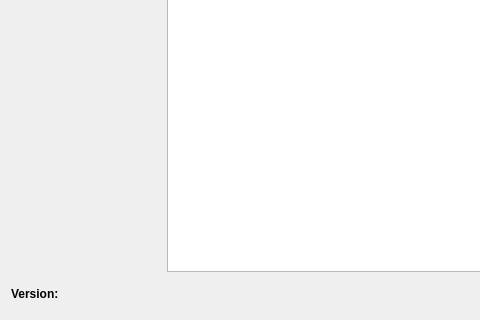
Old version of the form src/ui/forms/AboutDialog.ui in the repository vookimedlo/vooki-image-viewer; both pictures show x 0 to 480 and y 102 to 422 of the 822 by 422 pixel window.
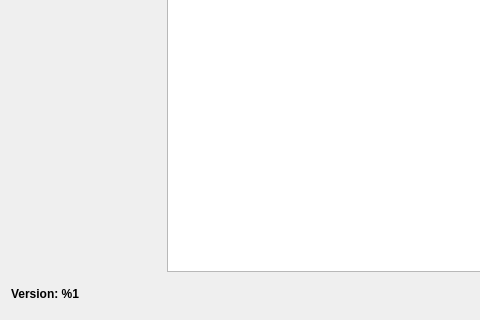
New version of the form. Icons and pictures are not drawn.

What changed in the file:
```diff
--- a/src/ui/forms/AboutDialog.ui
+++ b/src/ui/forms/AboutDialog.ui
@@ -114,7 +114,7 @@
         </font>
        </property>
        <property name="text">
-        <string>Version: </string>
+        <string>Version: %1</string>
        </property>
       </widget>
      </item>
```
Left out of the diff: 2 changed lines with no effect on the pictures.
